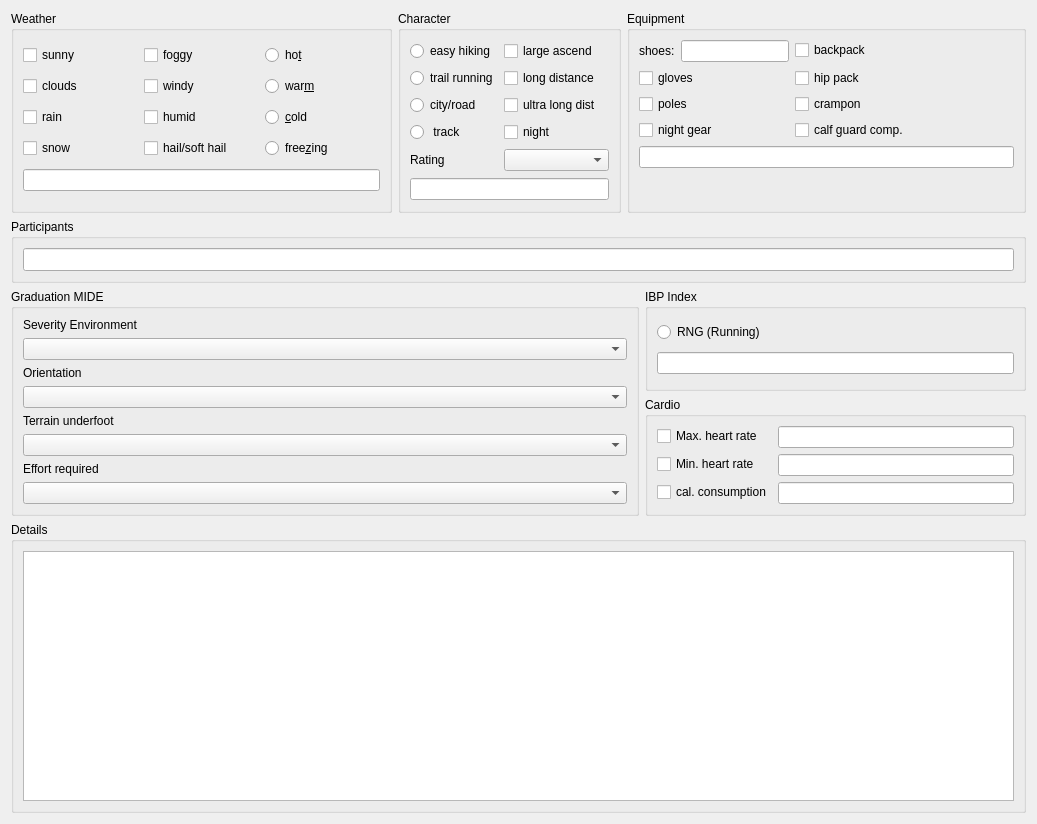
This is src/qmapshack/templates/Running_Summary.ui in Maproom/qmapshack as Qt 5 draws it before an edit. The edited form follows.
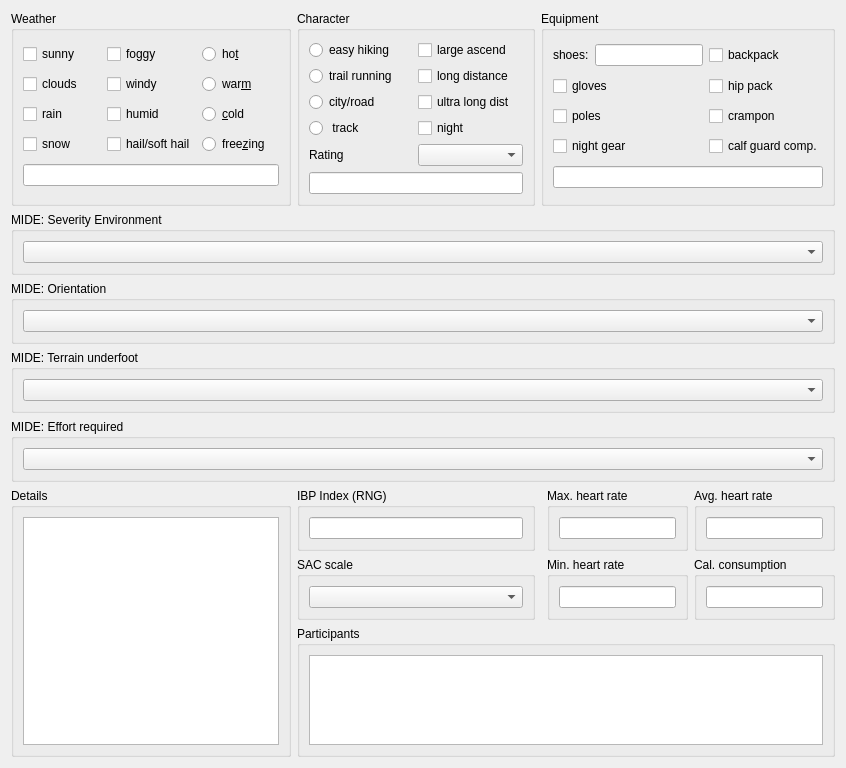
This is the edited form.

What changed in the file:
```diff
--- a/src/qmapshack/templates/Running_Summary.ui
+++ b/src/qmapshack/templates/Running_Summary.ui
@@ -6,53 +6,20 @@
    <rect>
     <x>0</x>
     <y>0</y>
-    <width>1037</width>
-    <height>824</height>
+    <width>846</width>
+    <height>768</height>
    </rect>
   </property>
   <property name="windowTitle">
    <string>Form</string>
   </property>
-  <layout class="QGridLayout" name="gridLayout">
+  <layout class="QGridLayout" name="gridLayout_6">
    <item row="0" column="0">
     <widget class="QGroupBox" name="groupBox_b">
-     <property name="minimumSize">
-      <size>
-       <width>381</width>
-       <height>202</height>
-      </size>
-     </property>
      <property name="title">
       <string>Weather</string>
      </property>
-     <layout class="QGridLayout" name="gridLayout_3">
-      <item row="0" column="0">
-       <widget class="QCheckBox" name="checkBox">
-        <property name="text">
-         <string>sunny</string>
-        </property>
-        <property name="shortcut">
-         <string notr="true"/>
-        </property>
-       </widget>
-      </item>
-      <item row="0" column="1">
-       <widget class="QCheckBox" name="checkBox_20">
-        <property name="text">
-         <string>foggy</string>
-        </property>
-       </widget>
-      </item>
-      <item row="0" column="2">
-       <widget class="QRadioButton" name="radioButton">
-        <property name="text">
-         <string>ho&amp;t</string>
-        </property>
-        <property name="shortcut">
-         <string notr="true"/>
-        </property>
-       </widget>
-      </item>
+     <layout class="QGridLayout" name="gridLayout_2">
       <item row="1" column="0">
        <widget class="QCheckBox" name="checkBox_5">
         <property name="text">
@@ -63,10 +30,10 @@
         </property>
        </widget>
       </item>
-      <item row="1" column="1">
-       <widget class="QCheckBox" name="checkBox_18">
+      <item row="0" column="0">
+       <widget class="QCheckBox" name="checkBox">
         <property name="text">
-         <string>windy</string>
+         <string>sunny</string>
         </property>
         <property name="shortcut">
          <string notr="true"/>
@@ -93,10 +60,30 @@
         </property>
        </widget>
       </item>
-      <item row="2" column="1">
-       <widget class="QCheckBox" name="checkBox_11">
+      <item row="3" column="2">
+       <widget class="QRadioButton" name="radioButton_4">
         <property name="text">
-         <string>humid</string>
+         <string>free&amp;zing</string>
+        </property>
+        <property name="shortcut">
+         <string notr="true"/>
+        </property>
+       </widget>
+      </item>
+      <item row="1" column="1">
+       <widget class="QCheckBox" name="checkBox_18">
+        <property name="text">
+         <string>windy</string>
+        </property>
+        <property name="shortcut">
+         <string notr="true"/>
+        </property>
+       </widget>
+      </item>
+      <item row="3" column="0">
+       <widget class="QCheckBox" name="checkBox_7">
+        <property name="text">
+         <string>snow</string>
         </property>
         <property name="shortcut">
          <string notr="true"/>
@@ -113,13 +100,13 @@
         </property>
        </widget>
       </item>
-      <item row="3" column="0">
-       <widget class="QCheckBox" name="checkBox_7">
-        <property name="text">
-         <string>snow</string>
-        </property>
-        <property name="shortcut">
-         <string notr="true"/>
+      <item row="4" column="0" colspan="3">
+       <widget class="QLineEdit" name="lineEdit">
+        <property name="sizePolicy">
+         <sizepolicy hsizetype="Expanding" vsizetype="Fixed">
+          <horstretch>0</horstretch>
+          <verstretch>0</verstretch>
+         </sizepolicy>
         </property>
        </widget>
       </item>
@@ -130,18 +117,32 @@
         </property>
        </widget>
       </item>
-      <item row="3" column="2">
-       <widget class="QRadioButton" name="radioButton_4">
+      <item row="0" column="2">
+       <widget class="QRadioButton" name="radioButton">
         <property name="text">
-         <string>free&amp;zing</string>
+         <string>ho&amp;t</string>
         </property>
         <property name="shortcut">
          <string notr="true"/>
         </property>
        </widget>
       </item>
-      <item row="4" column="0" colspan="3">
-       <widget class="QLineEdit" name="lineEdit_2"/>
+      <item row="2" column="1">
+       <widget class="QCheckBox" name="checkBox_11">
+        <property name="text">
+         <string>humid</string>
+        </property>
+        <property name="shortcut">
+         <string notr="true"/>
+        </property>
+       </widget>
+      </item>
+      <item row="0" column="1">
+       <widget class="QCheckBox" name="checkBox_20">
+        <property name="text">
+         <string>foggy</string>
+        </property>
+       </widget>
       </item>
      </layout>
     </widget>
@@ -151,7 +152,7 @@
      <property name="title">
       <string>Character</string>
      </property>
-     <layout class="QGridLayout" name="gridLayout_2">
+     <layout class="QGridLayout" name="gridLayout_3">
       <item row="5" column="1">
        <widget class="QComboBox" name="comboBox">
         <item>
@@ -260,7 +261,7 @@
      <property name="title">
       <string>Equipment</string>
      </property>
-     <layout class="QFormLayout" name="formLayout">
+     <layout class="QGridLayout" name="gridLayout">
       <item row="0" column="0">
        <layout class="QHBoxLayout" name="horizontalLayout_3">
         <item>
@@ -271,7 +272,7 @@
          </widget>
         </item>
         <item>
-         <widget class="QLineEdit" name="lineEdit_6"/>
+         <widget class="QLineEdit" name="lineEdit_9"/>
         </item>
        </layout>
       </item>
@@ -325,43 +326,26 @@
        </widget>
       </item>
       <item row="4" column="0" colspan="2">
-       <widget class="QLineEdit" name="lineEdit_4"/>
+       <widget class="QLineEdit" name="lineEdit_10">
+        <property name="sizePolicy">
+         <sizepolicy hsizetype="Expanding" vsizetype="Fixed">
+          <horstretch>0</horstretch>
+          <verstretch>0</verstretch>
+         </sizepolicy>
+        </property>
+       </widget>
       </item>
      </layout>
     </widget>
    </item>
    <item row="1" column="0" colspan="4">
-    <widget class="QGroupBox" name="groupBox_c">
-     <property name="title">
-      <string>Participants</string>
-     </property>
-     <layout class="QHBoxLayout" name="horizontalLayout_2">
+    <layout class="QVBoxLayout" name="verticalLayout_6">
       <item>
-       <widget class="QLineEdit" name="lineEdit">
-        <property name="minimumSize">
-         <size>
-          <width>927</width>
-          <height>23</height>
-         </size>
-        </property>
-       </widget>
-      </item>
-     </layout>
-    </widget>
-   </item>
-   <item row="2" column="0" rowspan="2" colspan="3">
-    <widget class="QGroupBox" name="groupBox_e">
+      <widget class="QGroupBox" name="groupBox_da">
      <property name="title">
-      <string>Graduation MIDE</string>
+        <string>MIDE: Severity Environment</string>
      </property>
      <layout class="QVBoxLayout" name="verticalLayout_2">
-      <item>
-       <widget class="QLabel" name="label">
-        <property name="text">
-         <string>Severity Environment</string>
-        </property>
-       </widget>
-      </item>
       <item>
        <widget class="QComboBox" name="comboBox_6">
         <item>
@@ -396,25 +380,15 @@
         </item>
        </widget>
       </item>
-      <item>
-       <widget class="QLabel" name="label_4">
-        <property name="minimumSize">
-         <size>
-          <width>68</width>
-          <height>0</height>
-         </size>
-        </property>
-        <property name="maximumSize">
-         <size>
-          <width>16777215</width>
-          <height>16777215</height>
-         </size>
-        </property>
-        <property name="text">
-         <string>Orientation</string>
-        </property>
-       </widget>
-      </item>
+       </layout>
+      </widget>
+     </item>
+     <item>
+      <widget class="QGroupBox" name="groupBox_db">
+       <property name="title">
+        <string>MIDE: Orientation</string>
+       </property>
+       <layout class="QVBoxLayout" name="verticalLayout_3">
       <item>
        <widget class="QComboBox" name="comboBox_2">
         <item>
@@ -449,15 +423,20 @@
         </item>
        </widget>
       </item>
-      <item>
-       <widget class="QLabel" name="label_3">
-        <property name="text">
-         <string>Terrain underfoot</string>
-        </property>
-       </widget>
-      </item>
+       </layout>
+      </widget>
+     </item>
+     <item>
+      <widget class="QGroupBox" name="groupBox_dc">
+       <property name="title">
+        <string>MIDE: Terrain underfoot</string>
+       </property>
+       <layout class="QVBoxLayout" name="verticalLayout_4">
       <item>
        <widget class="QComboBox" name="comboBox_5">
+          <property name="editable">
+           <bool>false</bool>
+          </property>
         <item>
          <property name="text">
           <string/>
@@ -490,13 +469,15 @@
         </item>
        </widget>
       </item>
-      <item>
-       <widget class="QLabel" name="label_5">
-        <property name="text">
-         <string>Effort required </string>
-        </property>
-       </widget>
-      </item>
+       </layout>
+      </widget>
+     </item>
+     <item>
+      <widget class="QGroupBox" name="groupBox_dd">
+       <property name="title">
+        <string>MIDE: Effort required </string>
+       </property>
+       <layout class="QVBoxLayout" name="verticalLayout_5">
       <item>
        <widget class="QComboBox" name="comboBox_3">
         <item>
@@ -534,10 +515,24 @@
      </layout>
     </widget>
    </item>
-   <item row="2" column="3">
+    </layout>
+   </item>
+   <item row="2" column="0" rowspan="3">
+    <widget class="QGroupBox" name="groupBox_k">
+     <property name="title">
+      <string>Details</string>
+     </property>
+     <layout class="QGridLayout" name="gridLayout_5">
+      <item row="0" column="0">
+       <widget class="QTextEdit" name="textEdit"/>
+      </item>
+     </layout>
+    </widget>
+   </item>
+   <item row="2" column="1">
     <widget class="QGroupBox" name="groupBox_f">
      <property name="title">
-      <string>IBP Index</string>
+      <string>IBP Index (RNG)</string>
      </property>
      <property name="checkable">
       <bool>false</bool>
@@ -545,73 +540,128 @@
      <property name="checked">
       <bool>false</bool>
      </property>
-     <layout class="QVBoxLayout" name="verticalLayout">
+     <layout class="QHBoxLayout" name="horizontalLayout_2">
       <item>
-       <widget class="QRadioButton" name="radioButton_10">
-        <property name="text">
-         <string>RNG (Running)</string>
+       <widget class="QLineEdit" name="lineEdit_5">
+        <property name="sizePolicy">
+         <sizepolicy hsizetype="Expanding" vsizetype="Expanding">
+          <horstretch>0</horstretch>
+          <verstretch>0</verstretch>
+         </sizepolicy>
         </property>
        </widget>
       </item>
-      <item>
-       <widget class="QLineEdit" name="lineEdit_5"/>
-      </item>
      </layout>
     </widget>
    </item>
-   <item row="3" column="3">
-    <widget class="QGroupBox" name="groupBox_fb">
-     <property name="title">
-      <string>Cardio</string>
-     </property>
-     <layout class="QFormLayout" name="formLayout_2">
+   <item row="2" column="3" rowspan="2">
+    <layout class="QGridLayout" name="gridLayout_4">
       <item row="0" column="0">
-       <widget class="QCheckBox" name="checkBox_3">
-        <property name="text">
+      <widget class="QGroupBox" name="groupBox_g_2">
+       <property name="title">
          <string>Max. heart rate</string>
         </property>
+       <layout class="QVBoxLayout" name="verticalLayout">
+        <item>
+         <widget class="QLineEdit" name="lineEdit_4"/>
+        </item>
+       </layout>
        </widget>
       </item>
       <item row="0" column="1">
-       <widget class="QLineEdit" name="lineEdit_7"/>
-      </item>
-      <item row="1" column="0">
-       <widget class="QCheckBox" name="checkBox_8">
-        <property name="text">
-         <string>Min. heart rate</string>
-        </property>
-       </widget>
-      </item>
-      <item row="1" column="1">
+      <widget class="QGroupBox" name="groupBox_h">
+       <property name="title">
+        <string>Avg. heart rate</string>
+       </property>
+       <layout class="QVBoxLayout" name="verticalLayout_10">
+        <item>
        <widget class="QLineEdit" name="lineEdit_8"/>
       </item>
-      <item row="2" column="0">
-       <widget class="QCheckBox" name="checkBox_9">
-        <property name="text">
-         <string>cal. consumption</string>
-        </property>
-       </widget>
-      </item>
-      <item row="2" column="1">
-       <widget class="QLineEdit" name="lineEdit_9"/>
+       </layout>
+      </widget>
+     </item>
+     <item row="1" column="0">
+      <widget class="QGroupBox" name="groupBox_i">
+       <property name="title">
+        <string>Min. heart rate</string>
+       </property>
+       <layout class="QVBoxLayout" name="verticalLayout_8">
+        <item>
+         <widget class="QLineEdit" name="lineEdit_6"/>
+        </item>
+       </layout>
+      </widget>
+     </item>
+     <item row="1" column="1">
+      <widget class="QGroupBox" name="groupBox_j">
+       <property name="title">
+        <string>Cal. consumption</string>
+       </property>
+       <layout class="QVBoxLayout" name="verticalLayout_9">
+        <item>
+         <widget class="QLineEdit" name="lineEdit_7"/>
       </item>
      </layout>
     </widget>
    </item>
-   <item row="4" column="0" colspan="4">
-    <widget class="QGroupBox" name="groupBox_g">
-     <property name="minimumSize">
-      <size>
-       <width>961</width>
-       <height>234</height>
-      </size>
+    </layout>
+   </item>
+   <item row="3" column="1">
+    <widget class="QGroupBox" name="groupBox_fb">
+     <property name="title">
+      <string>SAC scale</string>
      </property>
+     <layout class="QVBoxLayout" name="verticalLayout_7">
+      <item>
+       <widget class="QComboBox" name="comboBox_4">
+        <item>
+         <property name="text">
+          <string/>
+         </property>
+        </item>
+        <item>
+         <property name="text">
+          <string>T-1</string>
+         </property>
+        </item>
+        <item>
+         <property name="text">
+          <string>T-2</string>
+         </property>
+        </item>
+        <item>
+         <property name="text">
+          <string>T-3</string>
+         </property>
+        </item>
+        <item>
+         <property name="text">
+          <string>T-4</string>
+         </property>
+        </item>
+        <item>
+         <property name="text">
+          <string>T-5</string>
+         </property>
+        </item>
+        <item>
+         <property name="text">
+          <string>T-6</string>
+         </property>
+        </item>
+       </widget>
+      </item>
+     </layout>
+    </widget>
+   </item>
+   <item row="4" column="1" colspan="3">
+    <widget class="QGroupBox" name="groupBox_c">
      <property name="title">
-      <string>Details</string>
+      <string>Participants</string>
      </property>
      <layout class="QHBoxLayout" name="horizontalLayout">
       <item>
-       <widget class="QTextEdit" name="textEdit"/>
+       <widget class="QTextEdit" name="textEdit_2"/>
       </item>
      </layout>
     </widget>
```
Left out of the diff: 55 changed lines with no effect on the pictures. Lines whose indentation alone changed are shown as unchanged.
